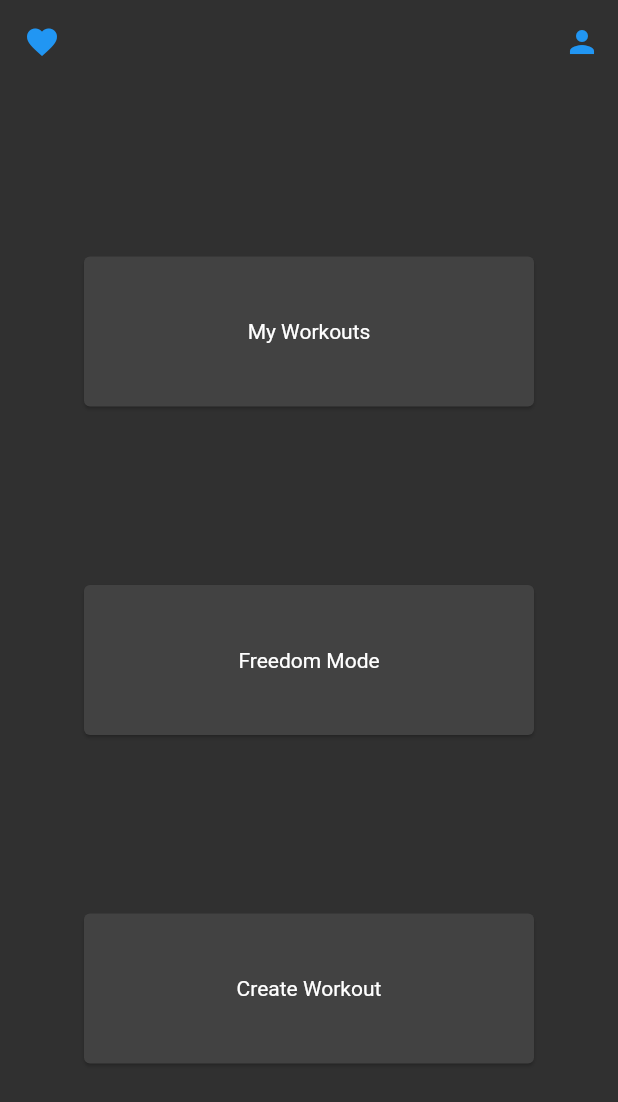
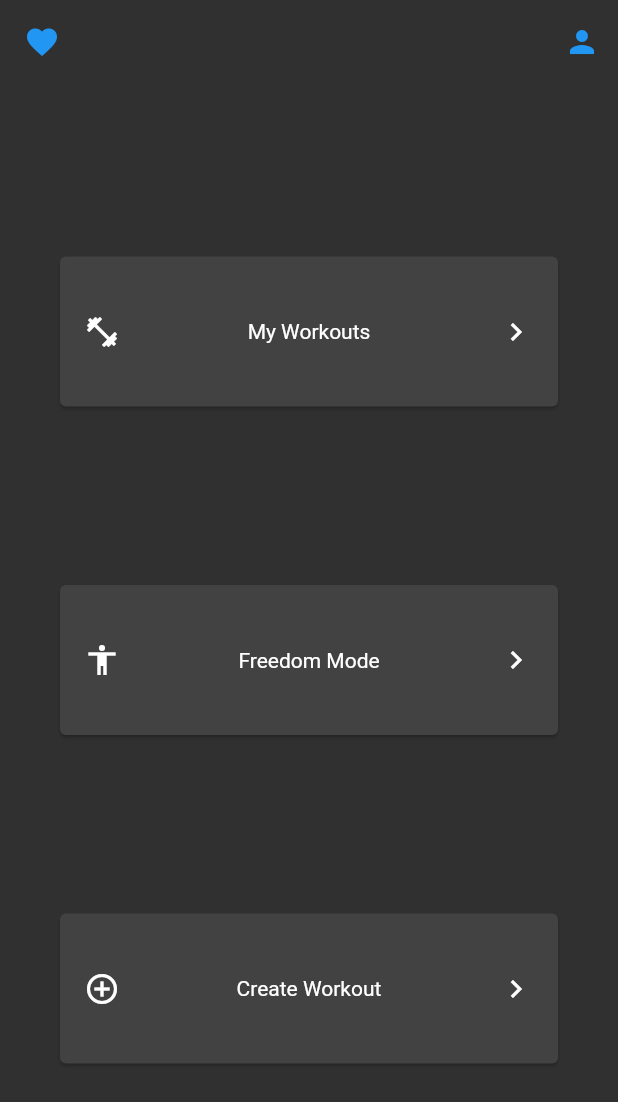
Before and after one commit to acediatic/750-Assignment-1, a Flutter app: the screen it shows after launch, on a phone screen of 412 x 824 dp. Shown: the top 1102 px of the screen. Run offline on Flutter 3.47's test engine with Material 2 defaults, Android fonts, the phone set to English and light mode, and no system bars.

Commit message:
feat: add icons to the homepage cards

```diff
--- a/stronger/lib/home.dart
+++ b/stronger/lib/home.dart
@@ -17,12 +17,15 @@
           children: const [
             RoundedCard(
               text: 'My Workouts',
+              leadingIcon: Icons.fitness_center,
             ),
             RoundedCard(
               text: 'Freedom Mode',
+              leadingIcon: Icons.accessibility_outlined,
             ),
             RoundedCard(
               text: 'Create Workout',
+              leadingIcon: Icons.add_circle_outline_outlined,
             ),
           ],
         ),
@@ -33,7 +36,9 @@
 
 class RoundedCard extends StatelessWidget {
   final String text;
-  const RoundedCard({Key? key, required this.text}) : super(key: key);
+  final IconData leadingIcon;
+  const RoundedCard({Key? key, required this.text, required this.leadingIcon})
+      : super(key: key);
 
   @override
   Widget build(BuildContext context) {
@@ -41,13 +46,22 @@
       child: InkWell(
         splashColor: Colors.blue.withAlpha(30),
         onTap: () {
+          // TODO navigate to the corresponding page
           ;
         },
-        child: SizedBox(
-          width: 300,
-          height: 100,
-          child: Center(
-            child: Text(text),
+        child: Padding(
+          padding: const EdgeInsets.only(left: 16, right: 16),
+          child: SizedBox(
+            width: 300,
+            height: 100,
+            child: Row(
+              mainAxisAlignment: MainAxisAlignment.spaceBetween,
+              children: <Widget>[
+                Icon(leadingIcon),
+                Text(text),
+                const Icon(Icons.keyboard_arrow_right),
+              ],
+            ),
           ),
         ),
       ),
```
